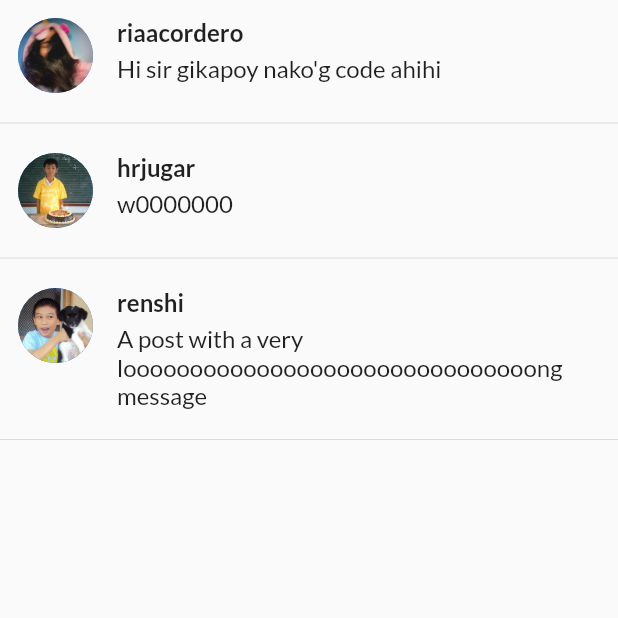
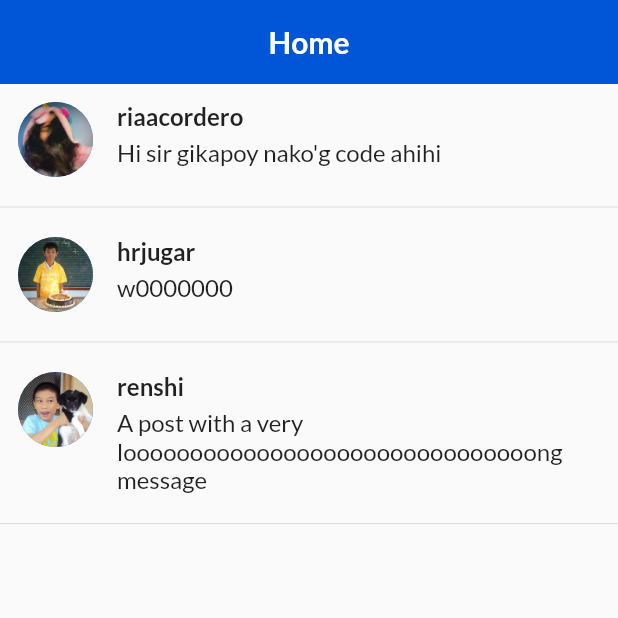
Before and after one commit to riaacordero/OOP-Module-3-Exam, a Flutter app: the screen it shows after launch, after a tap on "Create Account", on a phone screen of 412 x 824 dp, the top half of it. Run offline on Flutter 3.47's test engine with Material 2 defaults, Android fonts, the phone set to English and light mode, and no system bars; our stand-ins replace flutter_svg.

Commit message:
Used slivers, placed post list into its own file

```diff
--- /dev/null
+++ b/lib/others/post_list.dart
@@ -0,0 +1,62 @@
+import 'package:chika/database/user.dart';
+import 'package:chika/database/post.dart';
+import 'package:flutter/material.dart';
+
+class PostList extends StatelessWidget {
+  final User? mainUser;
+  const PostList({Key? key, this.mainUser}) : super(key: key);
+
+  @override
+  Widget build(BuildContext context) {
+    return SliverList(
+      delegate: SliverChildBuilderDelegate(
+        (context, index) {
+          Post currentPost = posts[index];
+          return Column(
+            children: [
+              Padding(
+                padding: const EdgeInsets.all(12),
+                child: Row(
+                  crossAxisAlignment: CrossAxisAlignment.start,
+                  children: [
+                    SizedBox(
+                      width: 50,
+                      height: 50,
+                      child: CircleAvatar(
+                        backgroundImage: currentPost.user.profilePicture.image
+                      ),
+                    ),
+                    Flexible(
+                      child: Padding(
+                        padding: const EdgeInsets.symmetric(horizontal: 16),
+                        child: Column(
+                          crossAxisAlignment: CrossAxisAlignment.start,
+                          children: [
+                            Text(currentPost.user.name,
+                              style: const TextStyle(
+                                fontWeight: FontWeight.bold,
+                                fontSize: 16
+                              ),
+                            ),
+                            const SizedBox(height: 5),
+                            Text(currentPost.message,
+                              style: const TextStyle(
+                                fontSize: 16
+                              )
+                            )
+                          ],
+                        ),
+                      ),
+                    )
+                  ],
+                ),
+              ),
+              const Divider()
+            ],
+          );
+        },
+        childCount: posts.length
+      )
+    );
+  }
+}
--- a/lib/screens/news_feed_screen.dart
+++ b/lib/screens/news_feed_screen.dart
@@ -1,4 +1,5 @@
 import 'package:chika/database/post.dart';
+import 'package:chika/others/post_list.dart';
 import 'package:flutter/material.dart';
 
 class NewsFeedScreen extends StatefulWidget {
@@ -11,54 +12,20 @@ class NewsFeedScreen extends StatefulWidget {
 class _NewsFeedScreenState extends State<NewsFeedScreen> {
   @override
   Widget build(BuildContext context) {
-    return Scaffold(
-      body: ListView.builder(
-        itemCount: posts.length,
-        itemBuilder: (context, index) {
-          Post currentPost = posts[index];
-          return Column(
-            children: [
-              Padding(
-                padding: const EdgeInsets.all(12),
-                child: Row(
-                  crossAxisAlignment: CrossAxisAlignment.start,
-                  children: [
-                    SizedBox(
-                      width: 50,
-                      height: 50,
-                      child: CircleAvatar(
-                        backgroundImage: currentPost.user.profilePicture.image
-                      ),
-                    ),
-                    Flexible(
-                      child: Padding(
-                        padding: const EdgeInsets.symmetric(horizontal: 16),
-                        child: Column(
-                          crossAxisAlignment: CrossAxisAlignment.start,
-                          children: [
-                            Text(currentPost.user.name,
-                              style: const TextStyle(
-                                fontWeight: FontWeight.bold,
-                                fontSize: 16
-                              ),
-                            ),
-                            const SizedBox(height: 5),
-                            Text(currentPost.message,
-                              style: const TextStyle(
-                                fontSize: 16
-                              )
-                            )
-                          ],
-                        ),
-                      ),
-                    )
-                  ],
-                ),
-              ),
-              const Divider()
-            ],
-          );
-        }
+    return const Scaffold(
+      body: CustomScrollView(
+        slivers: [
+          SliverAppBar(
+            backgroundColor: Color(0xFF0056D7),
+            automaticallyImplyLeading: false,
+            title: Center(
+              child: Text("Home",
+                style: TextStyle(fontWeight: FontWeight.bold)
+              )
+            ),
+          ),
+          PostList()
+        ],
       )
     );
   }
```
